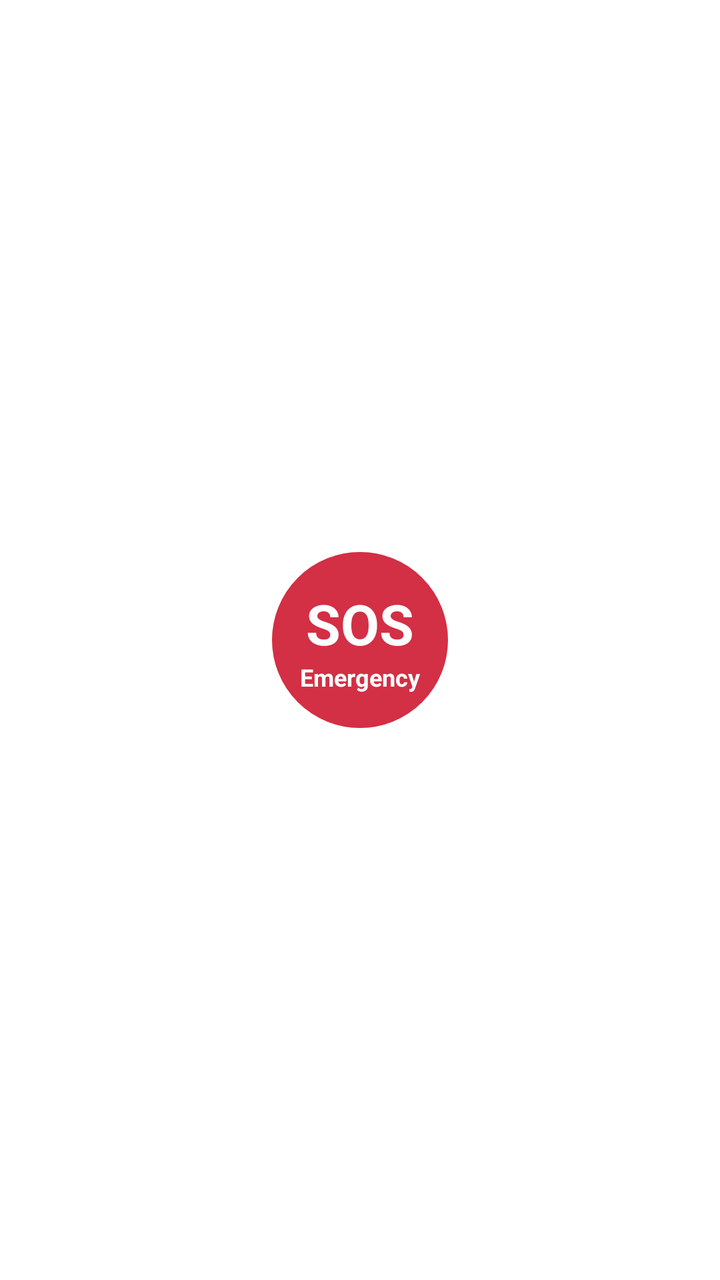
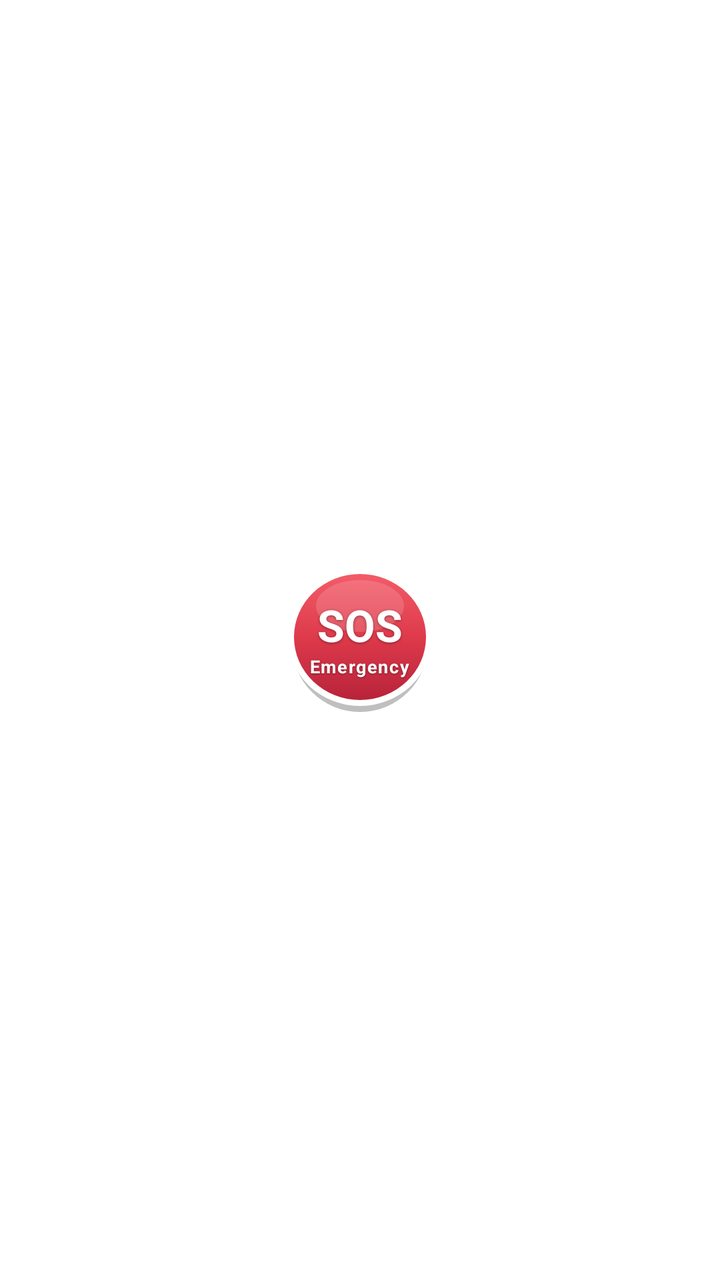

The first picture is an Android layout as it rendered before a commit; the second is the same layout after the commit. The layout source and the unified diff follow.
<!-- AndroidManifest.xml: fallback theme Theme.MaterialComponents.DayNight.NoActionBar -->
<!-- res/layout/sos_widget.xml -->
<?xml version="1.0" encoding="utf-8"?>
<FrameLayout xmlns:android="http://schemas.android.com/apk/res/android"
    android:id="@+id/sos_widget_root"
    android:layout_width="match_parent"
    android:layout_height="match_parent"
    android:contentDescription="@string/sos_widget_label"
    android:padding="4dp">

    <LinearLayout
        android:layout_width="96dp"
        android:layout_height="96dp"
        android:layout_gravity="center"
        android:background="@drawable/sos_widget_background"
        android:gravity="center"
        android:orientation="vertical">

        <TextView
            android:layout_width="wrap_content"
            android:layout_height="wrap_content"
            android:text="SOS"
            android:textColor="#FFFFFFFF"
            android:textSize="28sp"
            android:textStyle="bold"
            android:importantForAccessibility="no" />

        <TextView
            android:layout_width="wrap_content"
            android:layout_height="wrap_content"
            android:text="@string/sos_short"
            android:textColor="#FFFFFFFF"
            android:textSize="12sp"
            android:textStyle="bold"
            android:importantForAccessibility="no" />
    </LinearLayout>
</FrameLayout>
<!-- resources referenced by this layout -->
<resources>
  <!-- drawable sos_widget_background (drawable) -->
  <?xml version="1.0" encoding="utf-8"?>
  <shape xmlns:android="http://schemas.android.com/apk/res/android" android:shape="oval">
      <solid android:color="#FFD32F45" />
      <stroke android:width="4dp" android:color="#FFFFFFFF" />
  </shape>
  <string name="sos_short">Emergency</string>
  <string name="sos_widget_label">Trigger Famio emergency call</string>
</resources>

<!-- the commit's change to res/layout/sos_widget.xml (unified diff, before → after) -->
@@ -4,32 +4,40 @@
     android:layout_width="match_parent"
     android:layout_height="match_parent"
     android:contentDescription="@string/sos_widget_label"
-    android:padding="4dp">
+    android:padding="2dp">
 
     <LinearLayout
-        android:layout_width="96dp"
-        android:layout_height="96dp"
+        android:layout_width="72dp"
+        android:layout_height="72dp"
         android:layout_gravity="center"
-        android:background="@drawable/sos_widget_background"
+        android:background="@drawable/sos_widget_background_small"
         android:gravity="center"
-        android:orientation="vertical">
+        android:orientation="vertical"
+        android:paddingBottom="3dp">
 
         <TextView
             android:layout_width="wrap_content"
             android:layout_height="wrap_content"
+            android:importantForAccessibility="no"
+            android:shadowColor="#66000000"
+            android:shadowDy="1"
+            android:shadowRadius="3"
             android:text="SOS"
             android:textColor="#FFFFFFFF"
-            android:textSize="28sp"
-            android:textStyle="bold"
-            android:importantForAccessibility="no" />
+            android:textSize="22sp"
+            android:textStyle="bold" />
 
         <TextView
             android:layout_width="wrap_content"
             android:layout_height="wrap_content"
+            android:importantForAccessibility="no"
+            android:letterSpacing="0.06"
+            android:shadowColor="#66000000"
+            android:shadowDy="1"
+            android:shadowRadius="2"
             android:text="@string/sos_short"
             android:textColor="#FFFFFFFF"
-            android:textSize="12sp"
-            android:textStyle="bold"
-            android:importantForAccessibility="no" />
+            android:textSize="9sp"
+            android:textStyle="bold" />
     </LinearLayout>
 </FrameLayout>
<!-- resource entries referenced after the edit -->
@@ -1,11 +1,35 @@
 <!-- resources referenced by this layout -->
 <resources>
-  <!-- drawable sos_widget_background (drawable) -->
+  <!-- drawable sos_widget_background_small (drawable) -->
   <?xml version="1.0" encoding="utf-8"?>
-  <shape xmlns:android="http://schemas.android.com/apk/res/android" android:shape="oval">
-      <solid android:color="#FFD32F45" />
-      <stroke android:width="4dp" android:color="#FFFFFFFF" />
-  </shape>
+  <layer-list xmlns:android="http://schemas.android.com/apk/res/android">
+      <item android:top="4dp" android:left="2dp" android:right="2dp">
+          <shape android:shape="oval">
+              <solid android:color="#40000000" />
+          </shape>
+      </item>
+      <item android:bottom="3dp">
+          <shape android:shape="oval">
+              <solid android:color="#FFFFFFFF" />
+          </shape>
+      </item>
+      <item android:top="3dp" android:left="3dp" android:right="3dp" android:bottom="6dp">
+          <shape android:shape="oval">
+              <gradient
+                  android:angle="270"
+                  android:startColor="#FFF25C68"
+                  android:centerColor="#FFDE3A4B"
+                  android:endColor="#FFB8233A"
+                  android:type="linear" />
+          </shape>
+      </item>
+      
+      <item android:top="6dp" android:left="14dp" android:right="14dp" android:bottom="40dp">
+          <shape android:shape="oval">
+              <solid android:color="#26FFFFFF" />
+          </shape>
+      </item>
+  </layer-list>
   <string name="sos_short">Emergency</string>
   <string name="sos_widget_label">Trigger Famio emergency call</string>
 </resources>
